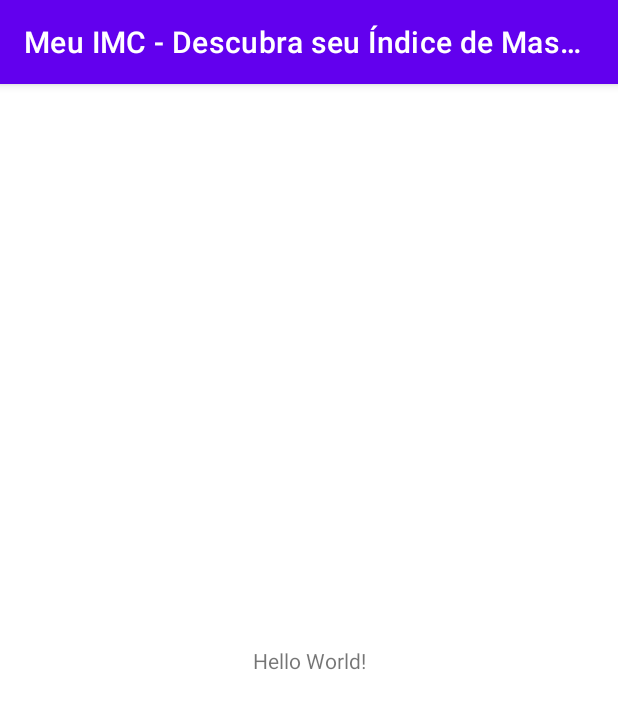
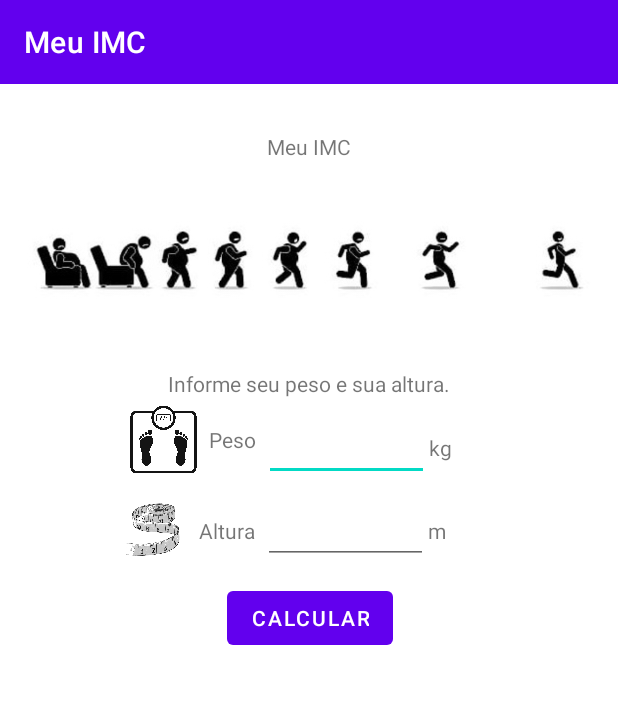
Before and after one commit to raphael-pestana/Bootcamp-Everis-Kotlin-Developer, an Android app: the screen it shows after launch (MainActivity), on a phone screen of 412 x 824 dp. Shown: the top 709 px of the screen. Run offline under Robolectric (Android 15) with nearby library versions, the phone set to English and light mode, and no system bars.

Commit message:
- add 4 image in the project. - add "main.photo", "weight-icon", "height-icon", 2 Edit Text Number, button and 4 text view  in the app. - configured each Constraint of each Palette.

```diff
--- a/Projetos/Meu-IMC/app/src/main/res/layout/activity_main.xml
+++ b/Projetos/Meu-IMC/app/src/main/res/layout/activity_main.xml
@@ -7,12 +7,127 @@
     tools:context=".MainActivity">
 
     <TextView
+        android:id="@+id/textView"
+        android:layout_width="wrap_content"
+        android:layout_height="24dp"
+        android:layout_marginTop="32dp"
+        android:text="Meu IMC"
+        app:layout_constraintEnd_toEndOf="parent"
+        app:layout_constraintStart_toStartOf="parent"
+        app:layout_constraintTop_toTopOf="parent" />
+
+    <ImageView
+        android:id="@+id/imageView2"
+        android:layout_width="wrap_content"
+        android:layout_height="64dp"
+        android:layout_marginTop="30dp"
+        app:layout_constraintEnd_toEndOf="parent"
+        app:layout_constraintStart_toStartOf="parent"
+        app:layout_constraintTop_toBottomOf="@+id/textView"
+        app:srcCompat="@drawable/main_photo" />
+
+    <EditText
+        android:id="@+id/editTextNumber"
+        android:layout_width="110dp"
+        android:layout_height="wrap_content"
+        android:layout_marginStart="50dp"
+        android:layout_marginTop="10dp"
+        android:ems="10"
+        android:inputType="number"
+        app:layout_constraintEnd_toEndOf="parent"
+        app:layout_constraintStart_toStartOf="parent"
+        app:layout_constraintTop_toBottomOf="@+id/textView2" />
+
+    <EditText
+        android:id="@+id/editTextNumber2"
+        android:layout_width="110dp"
+        android:layout_height="wrap_content"
+        android:layout_marginStart="50dp"
+        android:layout_marginTop="10dp"
+        android:ems="10"
+        android:inputType="number"
+        app:layout_constraintEnd_toEndOf="parent"
+        app:layout_constraintHorizontal_bias="0.497"
+        app:layout_constraintStart_toStartOf="parent"
+        app:layout_constraintTop_toBottomOf="@+id/editTextNumber" />
+
+    <TextView
+        android:id="@+id/textView2"
         android:layout_width="wrap_content"
         android:layout_height="wrap_content"
-        android:text="Hello World!"
-        app:layout_constraintBottom_toBottomOf="parent"
-        app:layout_constraintLeft_toLeftOf="parent"
-        app:layout_constraintRight_toRightOf="parent"
-        app:layout_constraintTop_toTopOf="parent" />
+        android:layout_marginTop="40dp"
+        android:text="Informe seu peso e sua altura."
+        app:layout_constraintEnd_toEndOf="parent"
+        app:layout_constraintStart_toStartOf="parent"
+        app:layout_constraintTop_toBottomOf="@+id/imageView2" />
+
+    <Button
+        android:id="@+id/button"
+        android:layout_width="wrap_content"
+        android:layout_height="wrap_content"
+        android:layout_marginTop="12dp"
+        android:text="CALCULAR"
+        app:layout_constraintEnd_toEndOf="parent"
+        app:layout_constraintHorizontal_bias="0.503"
+        app:layout_constraintStart_toStartOf="parent"
+        app:layout_constraintTop_toBottomOf="@+id/editTextNumber2" />
+
+    <TextView
+        android:id="@+id/textView3"
+        android:layout_width="wrap_content"
+        android:layout_height="wrap_content"
+        android:text="kg"
+        app:layout_constraintBottom_toBottomOf="@+id/editTextNumber"
+        app:layout_constraintStart_toEndOf="@+id/editTextNumber"
+        app:layout_constraintTop_toTopOf="@+id/editTextNumber" />
+
+    <TextView
+        android:id="@+id/textView4"
+        android:layout_width="wrap_content"
+        android:layout_height="wrap_content"
+        android:text="m"
+        app:layout_constraintBottom_toBottomOf="@+id/editTextNumber2"
+        app:layout_constraintStart_toEndOf="@+id/editTextNumber2"
+        app:layout_constraintTop_toTopOf="@+id/editTextNumber2" />
+
+    <TextView
+        android:id="@+id/textView5"
+        android:layout_width="wrap_content"
+        android:layout_height="wrap_content"
+        android:layout_marginEnd="5dp"
+        android:text="Peso"
+        app:layout_constraintBottom_toBottomOf="@+id/editTextNumber"
+        app:layout_constraintEnd_toStartOf="@+id/editTextNumber"
+        app:layout_constraintTop_toBottomOf="@+id/textView2" />
+
+    <TextView
+        android:id="@+id/textView6"
+        android:layout_width="wrap_content"
+        android:layout_height="wrap_content"
+        android:layout_marginEnd="5dp"
+        android:text="Altura"
+        app:layout_constraintBottom_toBottomOf="@+id/editTextNumber2"
+        app:layout_constraintEnd_toStartOf="@+id/editTextNumber2"
+        app:layout_constraintTop_toTopOf="@+id/editTextNumber2" />
+
+    <ImageView
+        android:id="@+id/imageView3"
+        android:layout_width="50dp"
+        android:layout_height="50dp"
+        android:layout_marginEnd="5dp"
+        app:layout_constraintBottom_toBottomOf="@+id/textView6"
+        app:layout_constraintEnd_toStartOf="@+id/textView6"
+        app:layout_constraintTop_toTopOf="@+id/textView6"
+        app:srcCompat="@drawable/height_icon" />
+
+    <ImageView
+        android:id="@+id/imageView4"
+        android:layout_width="50dp"
+        android:layout_height="50dp"
+        android:layout_marginEnd="5dp"
+        app:layout_constraintBottom_toBottomOf="@+id/textView5"
+        app:layout_constraintEnd_toStartOf="@+id/textView5"
+        app:layout_constraintTop_toTopOf="@+id/textView5"
+        app:srcCompat="@drawable/weight_icon" />
 
 </androidx.constraintlayout.widget.ConstraintLayout>
--- a/Projetos/Meu-IMC/app/src/main/res/values/strings.xml
+++ b/Projetos/Meu-IMC/app/src/main/res/values/strings.xml
@@ -1,3 +1,3 @@
 <resources>
-    <string name="app_name">Meu IMC - Descubra seu Índice de Massa Corporal</string>
+    <string name="app_name">Meu IMC</string>
 </resources>
```
Also changed, not shown: Projetos/Meu-IMC/app/src/main/res/drawable/height_icon.jpeg (added), Projetos/Meu-IMC/app/src/main/res/drawable/main_icon.png (added), Projetos/Meu-IMC/app/src/main/res/drawable/main_photo.jpeg (added), Projetos/Meu-IMC/app/src/main/res/drawable/weight_icon.png (added), 4 other files.
